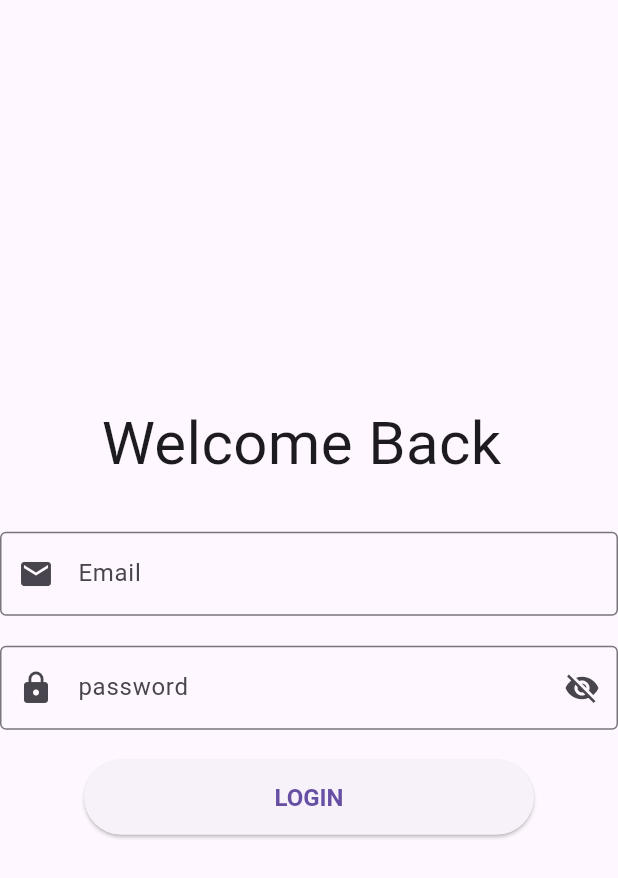
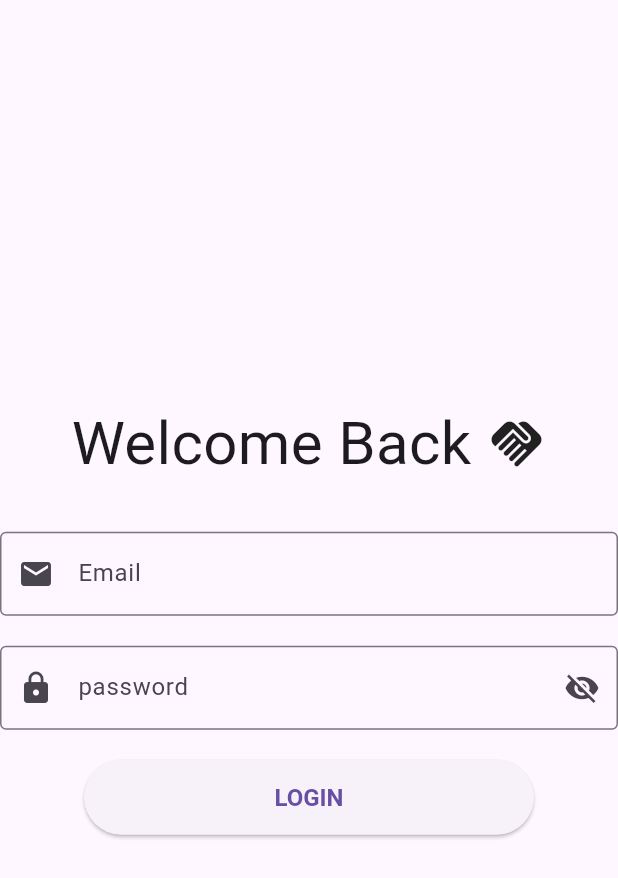
Before and after one commit to omar-albarakeh/chatapp-v2, a Flutter app: the screen it shows after launch, on a phone screen of 412 x 824 dp. Shown: the top 878 px of the screen. Run offline on Flutter 3.47's test engine with Material 3 defaults, Android fonts, the phone set to English and light mode, and no system bars.

Commit message:
login page UPDATED

```diff
--- a/lib/loginpage.dart
+++ b/lib/loginpage.dart
@@ -17,7 +17,13 @@ class _LoginpageState extends State<Loginpage> {
         mainAxisAlignment: MainAxisAlignment.center,
         crossAxisAlignment: CrossAxisAlignment.center,
         children: [
-          Text("Welcome Back " ,style: TextStyle(fontSize: 40),),
+          Row(
+            mainAxisSize: MainAxisSize.min, // Ensures minimal width
+            children: [
+              Text("Welcome Back ", style: TextStyle(fontSize: 40)),
+              Icon(Icons.handshake, size: 40),
+            ],
+          ),
           SizedBox(height: 30),
           const TextField(
             decoration: InputDecoration(
```
